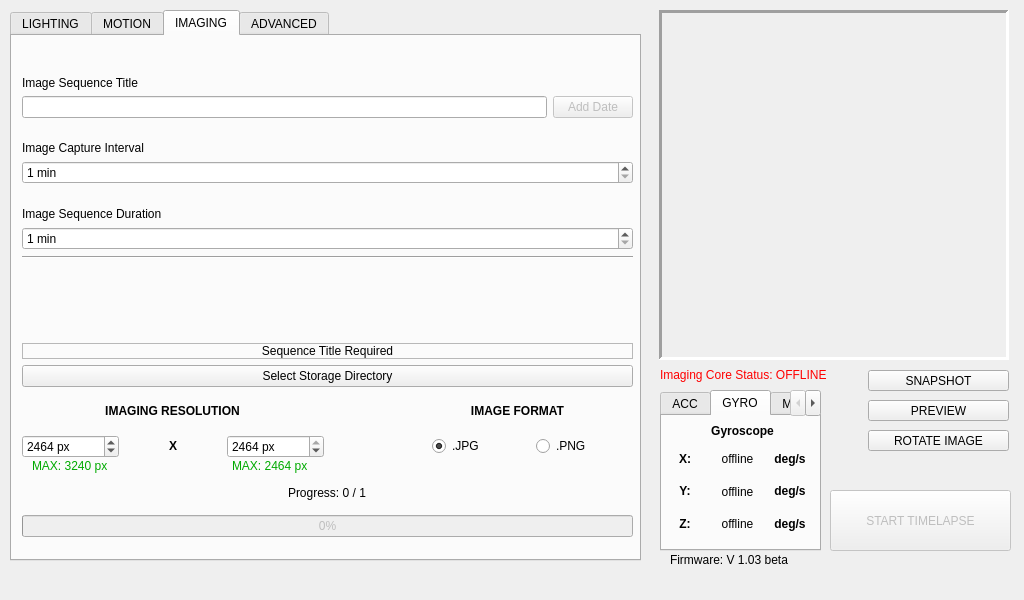
Old version of the form _ui/Clinostat.ui in the repository CoSE-Jerry/3D-Clinostat.
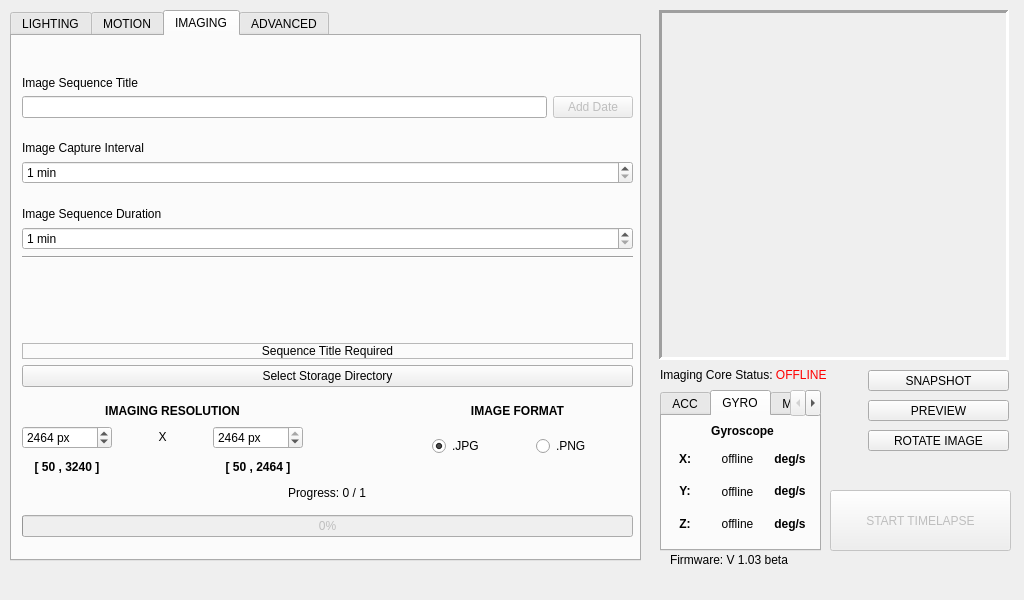
New version of the form. Icons and pictures are not drawn.

The edit to the form file:
```diff
--- a/_ui/Clinostat.ui
+++ b/_ui/Clinostat.ui
@@ -881,57 +881,6 @@
        </item>
       </layout>
      </widget>
-     <widget class="QWidget" name="horizontalLayoutWidget_5">
-      <property name="geometry">
-       <rect>
-        <x>10</x>
-        <y>380</y>
-        <width>302</width>
-        <height>61</height>
-       </rect>
-      </property>
-      <layout class="QHBoxLayout" name="horizontalLayout_6">
-       <item>
-        <widget class="QSpinBox" name="x_resolution_spinBox">
-         <property name="suffix">
-          <string> px</string>
-         </property>
-         <property name="minimum">
-          <number>50</number>
-         </property>
-         <property name="maximum">
-          <number>3240</number>
-         </property>
-         <property name="value">
-          <number>2464</number>
-         </property>
-        </widget>
-       </item>
-       <item>
-        <widget class="QLabel" name="CoreCtr_label_5">
-         <property name="text">
-          <string>&lt;html&gt;&lt;head/&gt;&lt;body&gt;&lt;p align=&quot;center&quot;&gt;&lt;span style=&quot; font-weight:600;&quot;&gt;X&lt;/span&gt;&lt;/p&gt;&lt;/body&gt;&lt;/html&gt;</string>
-         </property>
-        </widget>
-       </item>
-       <item>
-        <widget class="QSpinBox" name="y_resolution_spinBox">
-         <property name="suffix">
-          <string> px</string>
-         </property>
-         <property name="minimum">
-          <number>50</number>
-         </property>
-         <property name="maximum">
-          <number>2464</number>
-         </property>
-         <property name="value">
-          <number>2464</number>
-         </property>
-        </widget>
-       </item>
-      </layout>
-     </widget>
      <widget class="QLabel" name="resolution_label">
       <property name="geometry">
        <rect>
@@ -987,31 +936,77 @@
        <string>&lt;html&gt;&lt;head/&gt;&lt;body&gt;&lt;p align=&quot;center&quot;&gt;&lt;span style=&quot; font-weight:600;&quot;&gt;IMAGE FORMAT&lt;/span&gt;&lt;/p&gt;&lt;/body&gt;&lt;/html&gt;</string>
       </property>
      </widget>
-     <widget class="QLabel" name="label_2">
+     <widget class="QWidget" name="gridLayoutWidget_2">
       <property name="geometry">
        <rect>
-        <x>20</x>
-        <y>420</y>
-        <width>361</width>
-        <height>21</height>
+        <x>10</x>
+        <y>390</y>
+        <width>281</width>
+        <height>54</height>
        </rect>
       </property>
-      <property name="text">
-       <string>&lt;html&gt;&lt;head/&gt;&lt;body&gt;&lt;p&gt;&lt;span style=&quot; color:#00aa00;&quot;&gt;MAX: 3240 px&lt;/span&gt;&lt;/p&gt;&lt;/body&gt;&lt;/html&gt;</string>
-      </property>
-     </widget>
-     <widget class="QLabel" name="label_3">
-      <property name="geometry">
-       <rect>
-        <x>220</x>
-        <y>420</y>
-        <width>181</width>
-        <height>21</height>
-       </rect>
-      </property>
-      <property name="text">
-       <string>&lt;html&gt;&lt;head/&gt;&lt;body&gt;&lt;p&gt;&lt;span style=&quot; color:#00aa00;&quot;&gt;MAX: 2464 px&lt;/span&gt;&lt;/p&gt;&lt;/body&gt;&lt;/html&gt;</string>
-      </property>
+      <layout class="QGridLayout" name="gridLayout_2">
+       <item row="0" column="1">
+        <widget class="QLabel" name="CoreCtr_label_5">
+         <property name="text">
+          <string>&lt;html&gt;&lt;head/&gt;&lt;body&gt;&lt;p align=&quot;center&quot;&gt;X&lt;/p&gt;&lt;/body&gt;&lt;/html&gt;</string>
+         </property>
+        </widget>
+       </item>
+       <item row="0" column="0">
+        <widget class="QSpinBox" name="x_resolution_spinBox">
+         <property name="suffix">
+          <string> px</string>
+         </property>
+         <property name="minimum">
+          <number>50</number>
+         </property>
+         <property name="maximum">
+          <number>3240</number>
+         </property>
+         <property name="value">
+          <number>2464</number>
+         </property>
+        </widget>
+       </item>
+       <item row="0" column="2">
+        <widget class="QSpinBox" name="y_resolution_spinBox">
+         <property name="suffix">
+          <string> px</string>
+         </property>
+         <property name="minimum">
+          <number>50</number>
+         </property>
+         <property name="maximum">
+          <number>2464</number>
+         </property>
+         <property name="value">
+          <number>2464</number>
+         </property>
+        </widget>
+       </item>
+       <item row="1" column="0">
+        <widget class="QLabel" name="label_2">
+         <property name="text">
+          <string>&lt;html&gt;&lt;head/&gt;&lt;body&gt;&lt;p align=&quot;center&quot;&gt;&lt;span style=&quot; font-weight:600; color:#000000;&quot;&gt;[ 50 , 3240 ]&lt;/span&gt;&lt;/p&gt;&lt;/body&gt;&lt;/html&gt;</string>
+         </property>
+        </widget>
+       </item>
+       <item row="1" column="1">
+        <widget class="QLabel" name="CoreCtr_label_6">
+         <property name="text">
+          <string>&lt;html&gt;&lt;head/&gt;&lt;body&gt;&lt;p align=&quot;center&quot;&gt;&lt;br/&gt;&lt;/p&gt;&lt;/body&gt;&lt;/html&gt;</string>
+         </property>
+        </widget>
+       </item>
+       <item row="1" column="2">
+        <widget class="QLabel" name="label_3">
+         <property name="text">
+          <string>&lt;html&gt;&lt;head/&gt;&lt;body&gt;&lt;p align=&quot;center&quot;&gt;&lt;span style=&quot; font-weight:600; color:#000000;&quot;&gt;[ 50 , 2464 ]&lt;/span&gt;&lt;/p&gt;&lt;/body&gt;&lt;/html&gt;</string>
+         </property>
+        </widget>
+       </item>
+      </layout>
      </widget>
     </widget>
     <widget class="QWidget" name="core_tab">
@@ -2032,7 +2027,7 @@
      </rect>
     </property>
     <property name="text">
-     <string>&lt;html&gt;&lt;head/&gt;&lt;body&gt;&lt;p&gt;&lt;span style=&quot; color:#ff0000;&quot;&gt;Imaging Core Status: OFFLINE&lt;/span&gt;&lt;/p&gt;&lt;/body&gt;&lt;/html&gt;</string>
+     <string>&lt;html&gt;&lt;head/&gt;&lt;body&gt;&lt;p&gt;&lt;span style=&quot; color:#000000;&quot;&gt;Imaging Core Status:&lt;/span&gt;&lt;span style=&quot; color:#ff0000;&quot;&gt; OFFLINE&lt;/span&gt;&lt;/p&gt;&lt;/body&gt;&lt;/html&gt;</string>
     </property>
    </widget>
   </widget>
```
